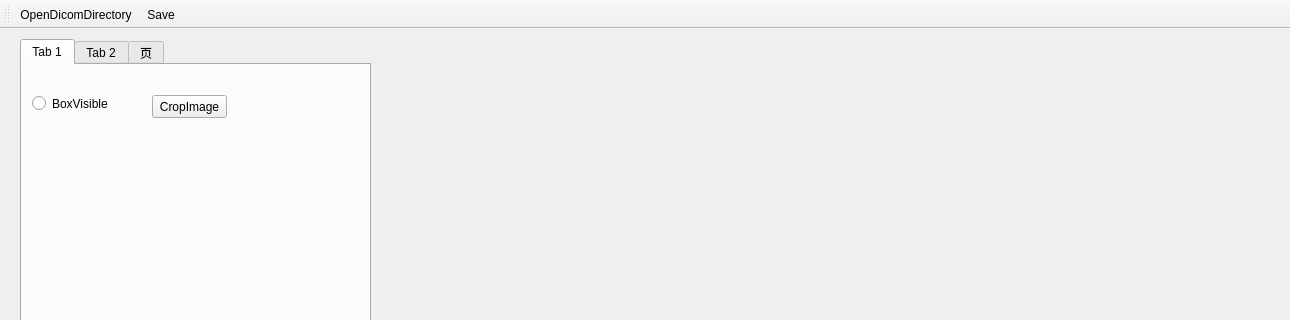
This is QtVTKRenderWindows.ui in bleachzou3/vascuview as Qt 5 draws it before an edit; both pictures show x 0 to 1290 and y 0 to 320 of the 1290 by 793 pixel window. The edited form follows.
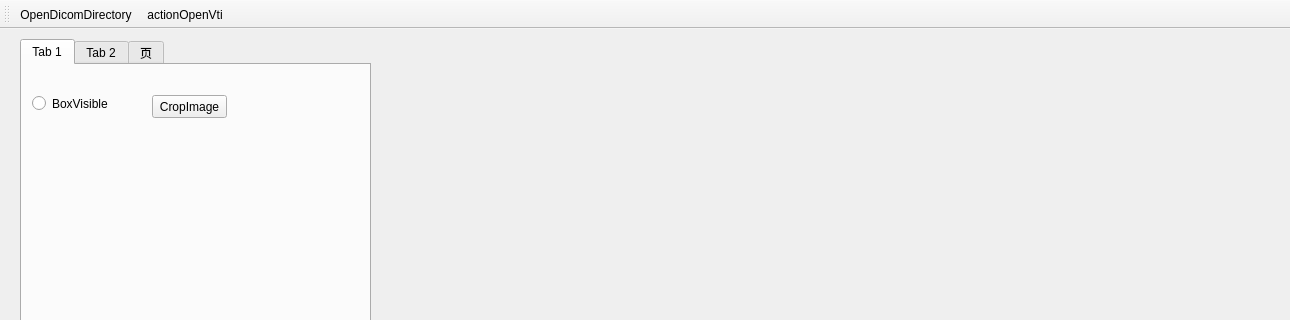
This is the edited form. Icons and pictures are not drawn. Custom widgets are drawn as their Qt base class.

```diff
--- a/QtVTKRenderWindows.ui
+++ b/QtVTKRenderWindows.ui
@@ -278,7 +278,7 @@
     <bool>false</bool>
    </attribute>
    <addaction name="actionOpenDicomDirectory"/>
-   <addaction name="actionSave"/>
+   <addaction name="actionActionOpenVti"/>
   </widget>
   <widget class="QStatusBar" name="statusBar"/>
   <action name="actionOpenFile">
@@ -344,6 +344,18 @@
     <string>open directory(where dicom images in)</string>
    </property>
   </action>
+  <action name="actionActionOpenVti">
+   <property name="icon">
+    <iconset resource="icons.qrc">
+     <normaloff>:/Icons/openVti.png</normaloff>:/Icons/openVti.png</iconset>
+   </property>
+   <property name="text">
+    <string>actionOpenVti</string>
+   </property>
+   <property name="toolTip">
+    <string>open dicom image(vti format)</string>
+   </property>
+  </action>
  </widget>
  <customwidgets>
   <customwidget>
```
